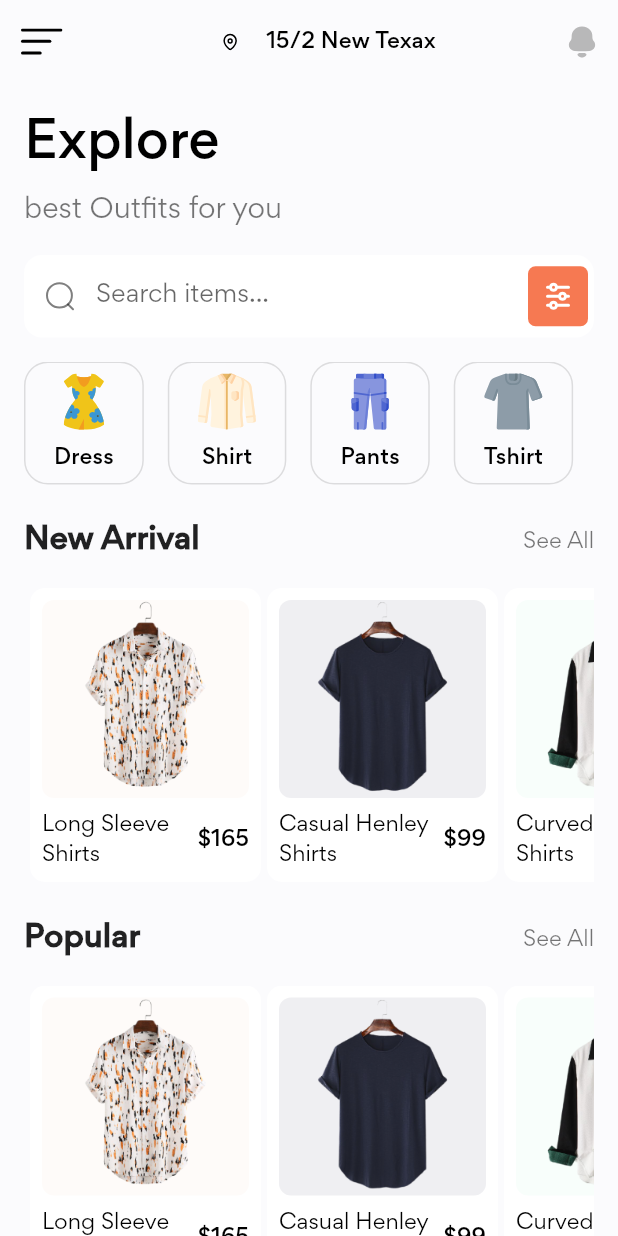
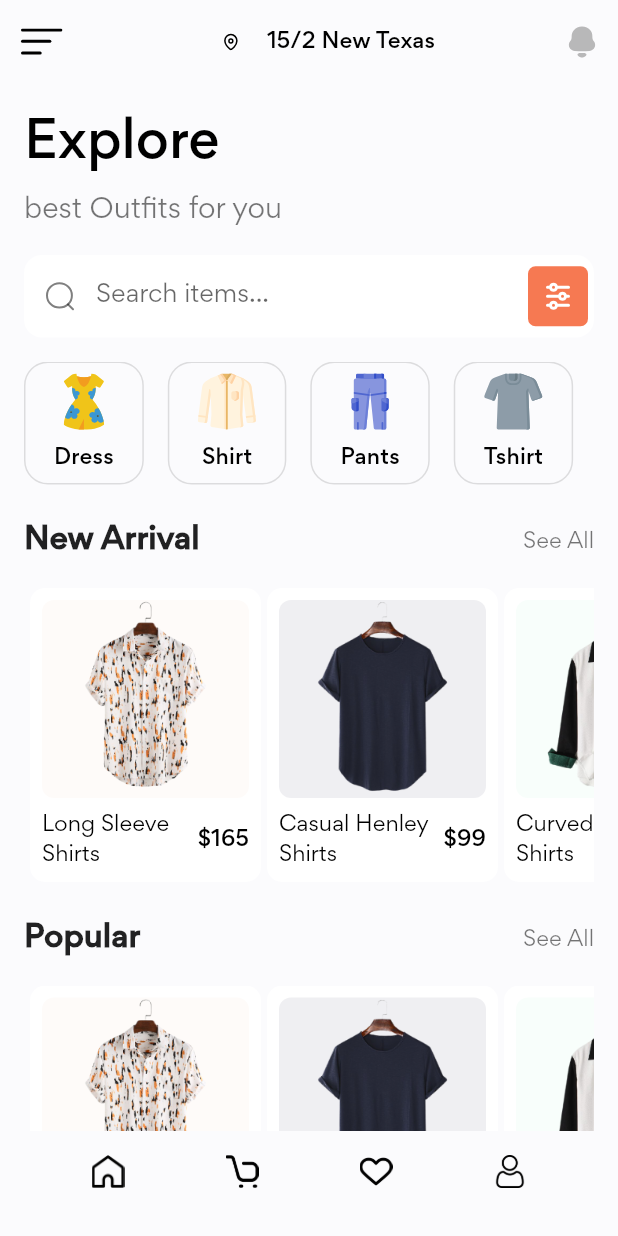
Before and after one commit to omnrohr/flutter_shop_app, a Flutter app: the screen it shows after launch, on a phone screen of 412 x 824 dp. Run offline on Flutter 3.47's test engine with Material 2 defaults, Android fonts, the phone set to English and light mode, and no system bars; our stand-ins replace flutter_svg.

Commit message:
after adding btm nav bar

```diff
--- a/lib/models/category.dart
+++ b/lib/models/category.dart
@@ -4,6 +4,7 @@ class Category {
   Category({required this.icon, required this.title});
 }
 
+// ignore: non_constant_identifier_names
 List<Category> demo_categories = [
   Category(
     icon: "assets/icons/dress.svg",
--- a/lib/models/product.dart
+++ b/lib/models/product.dart
@@ -13,6 +13,7 @@ class Product {
   });
 }
 
+// ignore: non_constant_identifier_names
 List<Product> demo_product = [
   Product(
     image: "assets/images/product_0.png",
--- a/lib/screens/home/components/body.dart
+++ b/lib/screens/home/components/body.dart
@@ -1,14 +1,9 @@
 import 'package:flutter/material.dart';
-import 'package:flutter_svg/flutter_svg.dart';
 import '../../../constants.dart';
-import './category_Card.dart';
 import './search_form.dart';
-import '../../../models/category.dart';
-import '../../../models/product.dart';
 import './categories.dart';
 import './products_scroll_list.dart';
 import './section_header_seeall.dart';
-import './product_card.dart';
 
 class Body extends StatelessWidget {
   const Body({Key? key}) : super(key: key);
--- a/lib/screens/home/components/product_card.dart
+++ b/lib/screens/home/components/product_card.dart
@@ -17,7 +17,7 @@ class ProductCard extends StatelessWidget {
   @override
   Widget build(BuildContext context) {
     return Container(
-      padding: EdgeInsets.all(defaultPadding / 2),
+      padding: const EdgeInsets.all(defaultPadding / 2),
       decoration: BoxDecoration(
         borderRadius: BorderRadius.circular(defaultPadding - 6),
         color: Colors.white,
@@ -36,7 +36,7 @@ class ProductCard extends StatelessWidget {
               height: 132,
             ),
           ),
-          SizedBox(
+          const SizedBox(
             height: defaultPadding / 2,
           ),
           Row(
@@ -59,9 +59,9 @@ class ProductCard extends StatelessWidget {
               Expanded(
                   child: Text(
                 title,
-                style: TextStyle(color: Colors.black),
+                style: const TextStyle(color: Colors.black),
               )),
-              SizedBox(
+              const SizedBox(
                 width: defaultPadding / 4,
               ),
               Text(
--- a/lib/screens/home/home_screen.dart
+++ b/lib/screens/home/home_screen.dart
@@ -1,6 +1,6 @@
 import 'package:flutter/material.dart';
 import 'package:flutter_svg/flutter_svg.dart';
-import 'package:shopapp/constants.dart';
+import '../../constants.dart';
 import './components/body.dart';
 
 class HomeScreen extends StatelessWidget {
@@ -10,7 +10,8 @@ class HomeScreen extends StatelessWidget {
   Widget build(BuildContext context) {
     return Scaffold(
       appBar: theAppBar(context),
-      body: Body(),
+      body: const Body(),
+      bottomNavigationBar: const BottomNavBar(),
     );
   }
 
@@ -37,7 +38,7 @@ class HomeScreen extends StatelessWidget {
             ),
           ),
           Text(
-            '15/2 New Texax',
+            '15/2 New Texas',
             style: Theme.of(context).textTheme.subtitle2,
           ),
         ],
@@ -63,3 +64,55 @@ class HomeScreen extends StatelessWidget {
     );
   }
 }
+
+class BottomNavBar extends StatelessWidget {
+  const BottomNavBar({
+    Key? key,
+  }) : super(key: key);
+
+  @override
+  Widget build(BuildContext context) {
+    return SizedBox(
+      height: 70,
+      child: Padding(
+        padding: const EdgeInsets.only(
+            bottom: defaultPadding,
+            left: defaultPadding * 3,
+            right: defaultPadding * 3),
+        child: Row(
+          mainAxisAlignment: MainAxisAlignment.spaceBetween,
+          children: [
+            IconButton(
+              onPressed: () {},
+              icon: Image.asset(
+                'assets/images/hut.png',
+                height: 22,
+              ),
+            ),
+            IconButton(
+              onPressed: () {},
+              icon: Image.asset(
+                'assets/images/shopping-cart.png',
+                height: 22,
+              ),
+            ),
+            IconButton(
+              onPressed: () {},
+              icon: Image.asset(
+                'assets/images/heart.png',
+                height: 22,
+              ),
+            ),
+            IconButton(
+              onPressed: () {},
+              icon: Image.asset(
+                'assets/images/user.png',
+                height: 22,
+              ),
+            ),
+          ],
+        ),
+      ),
+    );
+  }
+}
```
Also changed, not shown: assets/images/heart.png (added), assets/images/home.png (added), assets/images/hut.png (added), assets/images/shopping-cart.png (added), assets/images/user.png (added).
